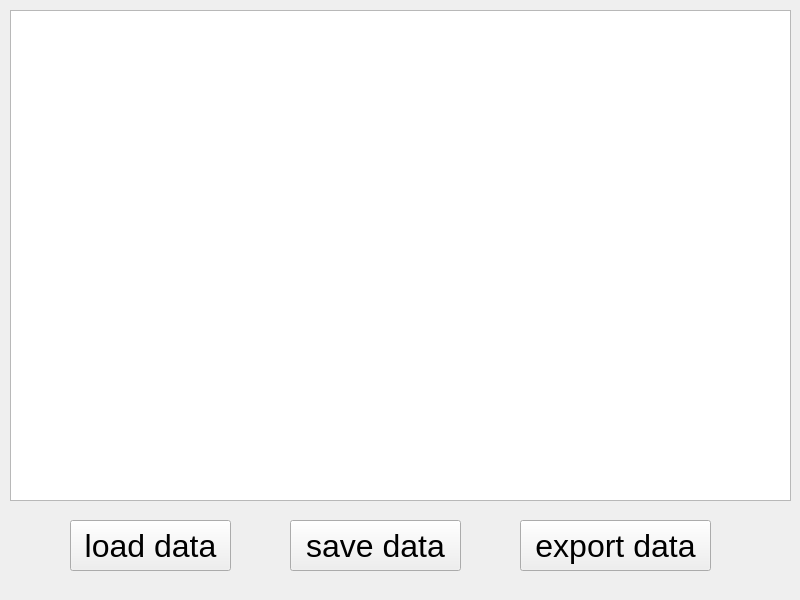
This is gui1.ui in kyoko9000/20.-save-Data-to-mySQL as Qt 5 draws it before an edit. The edited form follows.
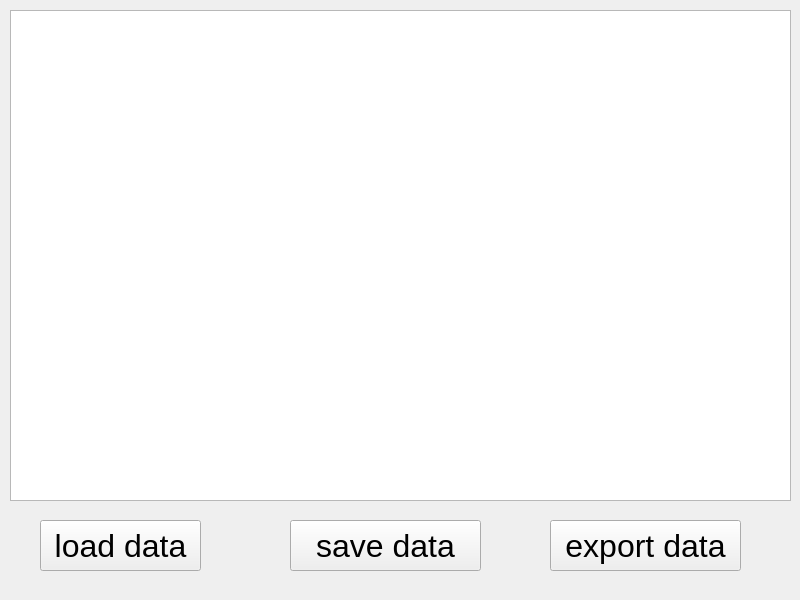
This is the edited form.

What changed in the file:
```diff
--- a/gui1.ui
+++ b/gui1.ui
@@ -17,7 +17,7 @@
    <widget class="QPushButton" name="pushButton">
     <property name="geometry">
      <rect>
-      <x>70</x>
+      <x>40</x>
       <y>520</y>
       <width>161</width>
       <height>51</height>
@@ -42,12 +42,12 @@
      </rect>
     </property>
    </widget>
-   <widget class="QPushButton" name="pushButton_2">
+   <widget class="QPushButton" name="pushButton_3">
     <property name="geometry">
      <rect>
       <x>290</x>
       <y>520</y>
-      <width>171</width>
+      <width>191</width>
       <height>51</height>
      </rect>
     </property>
@@ -60,10 +60,10 @@
      <string>save data</string>
     </property>
    </widget>
-   <widget class="QPushButton" name="pushButton_3">
+   <widget class="QPushButton" name="pushButton_4">
     <property name="geometry">
      <rect>
-      <x>520</x>
+      <x>550</x>
       <y>520</y>
       <width>191</width>
       <height>51</height>
```
